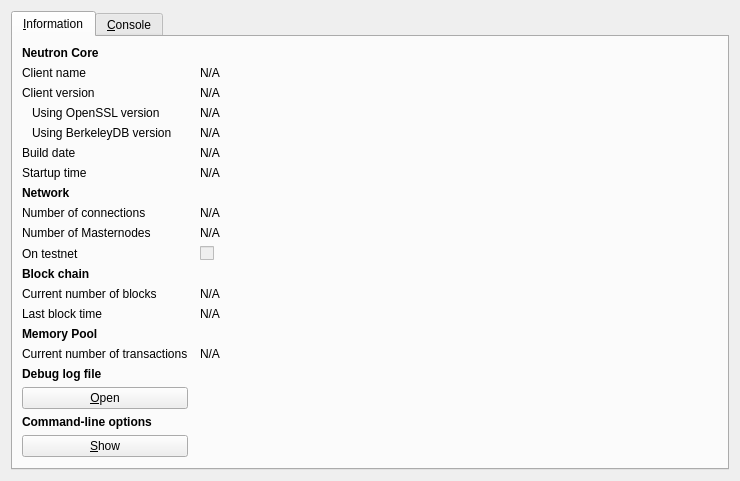
neutroncoin/neutron, file src/qt/forms/rpcconsole.ui: the form before one commit.
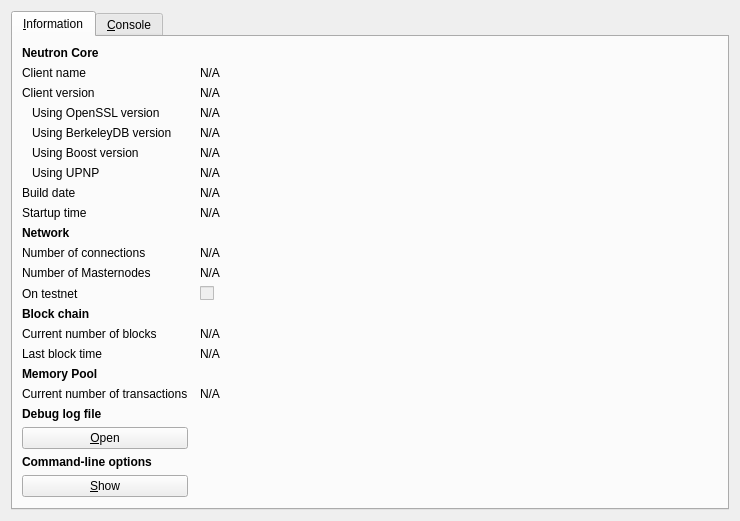
The form after the commit. Icons and pictures are not drawn.

Commit message: Display Boost and UPNP info in debug window

```diff
--- a/src/qt/forms/rpcconsole.ui
+++ b/src/qt/forms/rpcconsole.ui
@@ -139,13 +139,65 @@
         </widget>
        </item>
        <item row="5" column="0">
+        <widget class="QLabel" name="label_boostVersion">
+         <property name="text">
+          <string>Using Boost version</string>
+         </property>
+         <property name="indent">
+          <number>10</number>
+         </property>
+        </widget>
+       </item>
+       <item row="5" column="1" colspan="2">
+        <widget class="QLabel" name="boostVersion">
+         <property name="cursor">
+          <cursorShape>IBeamCursor</cursorShape>
+         </property>
+         <property name="text">
+          <string>N/A</string>
+         </property>
+         <property name="textFormat">
+          <enum>Qt::PlainText</enum>
+         </property>
+         <property name="textInteractionFlags">
+          <set>Qt::LinksAccessibleByMouse|Qt::TextSelectableByKeyboard|Qt::TextSelectableByMouse</set>
+         </property>
+        </widget>
+       </item>
+       <item row="6" column="0">
+        <widget class="QLabel" name="label_UPNPInfo">
+         <property name="text">
+          <string>Using UPNP</string>
+         </property>
+         <property name="indent">
+          <number>10</number>
+         </property>
+        </widget>
+       </item>
+       <item row="6" column="1" colspan="2">
+        <widget class="QLabel" name="UPNPInfo">
+         <property name="cursor">
+          <cursorShape>IBeamCursor</cursorShape>
+         </property>
+         <property name="text">
+          <string>N/A</string>
+         </property>
+         <property name="textFormat">
+          <enum>Qt::PlainText</enum>
+         </property>
+         <property name="textInteractionFlags">
+          <set>Qt::LinksAccessibleByMouse|Qt::TextSelectableByKeyboard|Qt::TextSelectableByMouse</set>
+         </property>
+        </widget>
+       </item>
+       <item row="7" column="0">
         <widget class="QLabel" name="label_12">
          <property name="text">
           <string>Build date</string>
          </property>
         </widget>
        </item>
-       <item row="5" column="1">
+       <item row="7" column="1">
         <widget class="QLabel" name="buildDate">
          <property name="cursor">
           <cursorShape>IBeamCursor</cursorShape>
@@ -161,14 +213,14 @@
          </property>
         </widget>
        </item>
-       <item row="6" column="0">
+       <item row="8" column="0">
         <widget class="QLabel" name="label_13">
          <property name="text">
           <string>Startup time</string>
          </property>
         </widget>
        </item>
-       <item row="6" column="1">
+       <item row="8" column="1">
         <widget class="QLabel" name="startupTime">
          <property name="cursor">
           <cursorShape>IBeamCursor</cursorShape>
@@ -184,7 +236,7 @@
          </property>
         </widget>
        </item>
-       <item row="7" column="0">
+       <item row="9" column="0">
         <widget class="QLabel" name="label_11">
          <property name="font">
           <font>
@@ -197,14 +249,14 @@
          </property>
         </widget>
        </item>
-       <item row="8" column="0">
+       <item row="10" column="0">
         <widget class="QLabel" name="label_7">
          <property name="text">
           <string>Number of connections</string>
          </property>
         </widget>
        </item>
-       <item row="8" column="1">
+       <item row="10" column="1">
         <widget class="QLabel" name="numberOfConnections">
          <property name="cursor">
           <cursorShape>IBeamCursor</cursorShape>
@@ -220,28 +272,28 @@
          </property>
         </widget>
        </item>
-       <item row="9" column="0">
+       <item row="11" column="0">
         <widget class="QLabel" name="masternodeCountLabel">
          <property name="text">
           <string>Number of Masternodes</string>
          </property>
         </widget>
        </item>
-       <item row="9" column="1">
+       <item row="11" column="1">
         <widget class="QLabel" name="masternodeCount">
          <property name="text">
           <string>N/A</string>
          </property>
         </widget>
        </item>
-       <item row="10" column="0">
+       <item row="12" column="0">
         <widget class="QLabel" name="label_8">
          <property name="text">
           <string>On testnet</string>
          </property>
         </widget>
        </item>
-       <item row="10" column="1">
+       <item row="12" column="1">
         <widget class="QCheckBox" name="isTestNet">
          <property name="enabled">
           <bool>false</bool>
@@ -251,7 +303,7 @@
          </property>
         </widget>
        </item>
-       <item row="11" column="0">
+       <item row="13" column="0">
         <widget class="QLabel" name="label_10">
          <property name="font">
           <font>
@@ -264,14 +316,14 @@
          </property>
         </widget>
        </item>
-       <item row="12" column="0">
+       <item row="14" column="0">
         <widget class="QLabel" name="label_3">
          <property name="text">
           <string>Current number of blocks</string>
          </property>
         </widget>
        </item>
-       <item row="12" column="1">
+       <item row="14" column="1">
         <widget class="QLabel" name="numberOfBlocks">
          <property name="cursor">
           <cursorShape>IBeamCursor</cursorShape>
@@ -287,14 +339,14 @@
          </property>
         </widget>
        </item>
-       <item row="13" column="0">
+       <item row="15" column="0">
         <widget class="QLabel" name="label_2">
          <property name="text">
           <string>Last block time</string>
          </property>
         </widget>
        </item>
-       <item row="13" column="1">
+       <item row="15" column="1">
         <widget class="QLabel" name="lastBlockTime">
          <property name="cursor">
           <cursorShape>IBeamCursor</cursorShape>
@@ -310,7 +362,7 @@
          </property>
         </widget>
        </item>
-       <item row="14" column="0">
+       <item row="16" column="0">
         <widget class="QLabel" name="labelMempoolTitle">
          <property name="font">
           <font>
@@ -323,14 +375,14 @@
          </property>
         </widget>
        </item>
-       <item row="15" column="0">
+       <item row="17" column="0">
         <widget class="QLabel" name="labelNumberOfTransactions">
          <property name="text">
           <string>Current number of transactions</string>
          </property>
         </widget>
        </item>
-       <item row="15" column="1">
+       <item row="17" column="1">
         <widget class="QLabel" name="mempoolNumberTxs">
          <property name="cursor">
           <cursorShape>IBeamCursor</cursorShape>
@@ -346,7 +398,7 @@
          </property>
         </widget>
        </item>
-       <item row="16" column="0">
+       <item row="18" column="0">
         <spacer name="verticalSpacer_2">
          <property name="orientation">
           <enum>Qt::Vertical</enum>
@@ -359,7 +411,7 @@
          </property>
         </spacer>
        </item>
-       <item row="17" column="0">
+       <item row="19" column="0">
         <widget class="QLabel" name="labelDebugLogfile">
          <property name="font">
           <font>
@@ -372,7 +424,7 @@
          </property>
         </widget>
        </item>
-       <item row="18" column="0">
+       <item row="20" column="0">
         <widget class="QPushButton" name="openDebugLogfileButton">
          <property name="toolTip">
           <string>Open the Neutron debug log file from the current data directory. This can take a few seconds for large log files.</string>
@@ -385,7 +437,7 @@
          </property>
         </widget>
        </item>
-       <item row="19" column="0">
+       <item row="21" column="0">
         <widget class="QLabel" name="labelCLOptions">
          <property name="font">
           <font>
@@ -398,7 +450,7 @@
          </property>
         </widget>
        </item>
-       <item row="20" column="0">
+       <item row="22" column="0">
         <widget class="QPushButton" name="showCLOptionsButton">
          <property name="toolTip">
           <string>Show the Neutron-Qt help message to get a list with possible Neutron command-line options.</string>
@@ -411,7 +463,7 @@
          </property>
         </widget>
        </item>
-       <item row="21" column="0">
+       <item row="23" column="0">
         <spacer name="verticalSpacer">
          <property name="orientation">
           <enum>Qt::Vertical</enum>
```
The commit also changes 3 other files.
